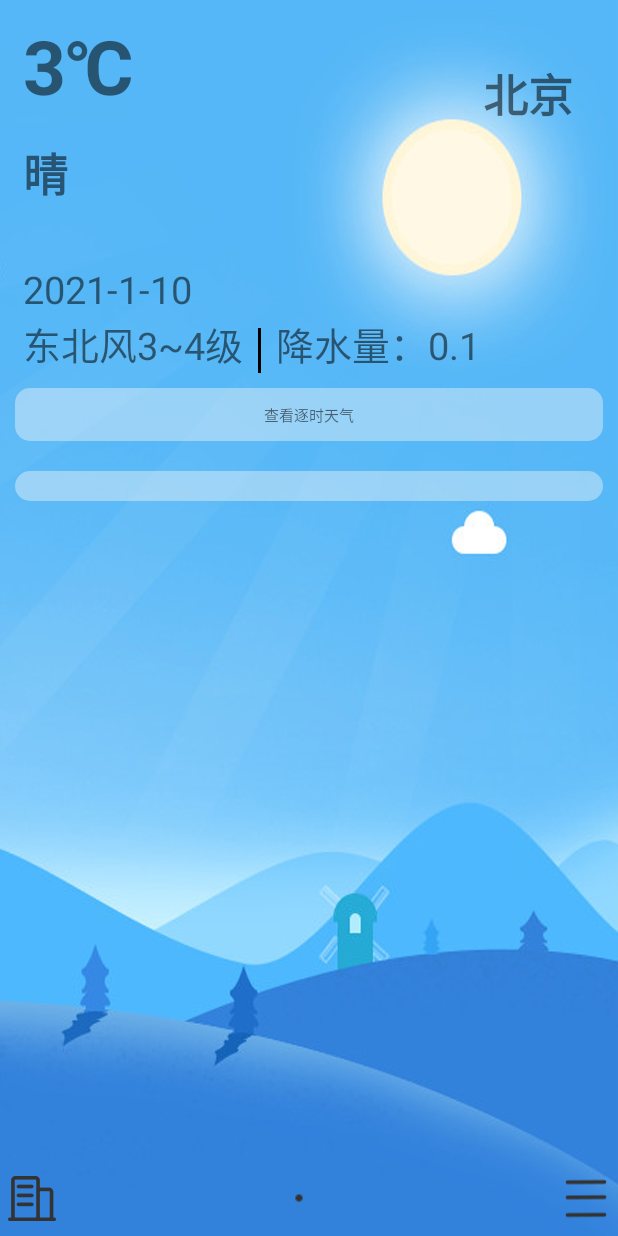
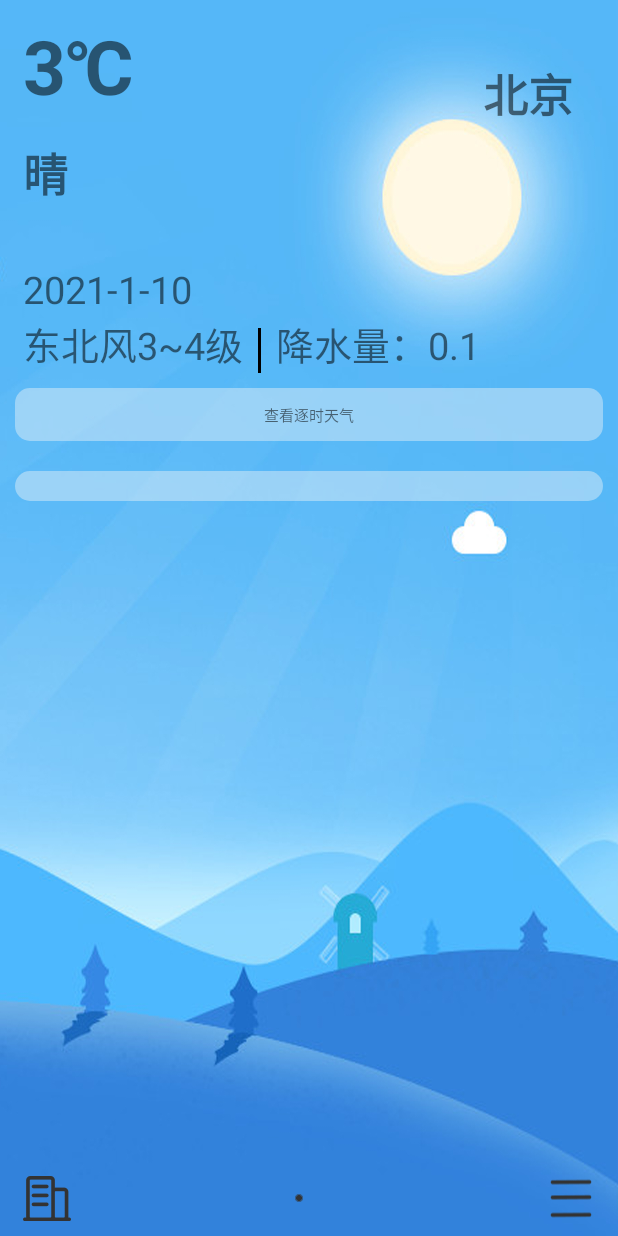
Before and after one commit to xiaokuohai/simple-weather, an Android app: the screen it shows after launch (MainActivity), on a phone screen of 412 x 824 dp. Run offline under Robolectric (Android 15) with nearby library versions, the phone set to English and light mode, and no system bars.

Commit message:
基本完成

```diff
--- a/app/src/main/AndroidManifest.xml
+++ b/app/src/main/AndroidManifest.xml
@@ -7,7 +7,7 @@
     <application
         android:name=".base.MyApplication"
         android:allowBackup="true"
-        android:icon="@mipmap/ic_launcher"
+        android:icon="@mipmap/ic_name"
         android:label="@string/app_name"
         android:roundIcon="@mipmap/ic_launcher_round"
         android:supportsRtl="true"
--- a/app/src/main/java/cn/udday/simpleweather/CityManagerActivity.java
+++ b/app/src/main/java/cn/udday/simpleweather/CityManagerActivity.java
@@ -77,12 +77,12 @@ public class CityManagerActivity extends AppCompatActivity implements View.OnCli
         switch (v.getId()){
             case R.id.city_iv_add:
                 int cityCount = DBManager.getCityCount();
-                //如果城市有4个就不能申请了,多了api申请有限制
-                if (cityCount < 4){
+                //如果城市有8个就不能申请了
+                if (cityCount < 8){
                 Intent intent = new Intent(this,CitySearchActivity.class);
                 startActivity(intent);
                 }else{
-                    Toast.makeText(this,"最多存储4个城市,请删除后再添加",Toast.LENGTH_SHORT).show();
+                    Toast.makeText(this,"最多存储8个城市,请删除后再添加",Toast.LENGTH_SHORT).show();
                 }
             break;
             case R.id.city_iv_delete:
--- a/app/src/main/java/cn/udday/simpleweather/adapter/FragmentForecastAdapter.java
+++ b/app/src/main/java/cn/udday/simpleweather/adapter/FragmentForecastAdapter.java
@@ -137,7 +137,7 @@ public class FragmentForecastAdapter extends RecyclerView.Adapter<FragmentForeca
                 t = R.mipmap.ic_uv;
                 break;
             case "cw":
-                t = R.mipmap.ic_comf;
+                t = R.mipmap.ic_car;
                 break;
             case "air":
                 t = R.mipmap.ic_air;
--- a/app/src/main/res/layout/activity_main.xml
+++ b/app/src/main/res/layout/activity_main.xml
@@ -19,14 +19,14 @@
         android:id="@+id/main_iv_add"
         android:layout_width="wrap_content"
         android:layout_height="match_parent"
-            android:layout_marginLeft="5dp"
+            android:layout_marginLeft="15dp"
         android:src="@mipmap/icon_city"/>
         <ImageView
             android:id="@+id/main_iv_more"
             android:layout_width="wrap_content"
             android:layout_height="match_parent"
             android:src="@mipmap/icon_more"
-            android:layout_marginRight="5dp"
+            android:layout_marginRight="15dp"
             android:layout_alignParentRight="true"/>
         <LinearLayout
             android:id="@+id/main_layout_point"
--- a/app/src/main/res/layout/fragment_weather.xml
+++ b/app/src/main/res/layout/fragment_weather.xml
@@ -106,6 +106,7 @@
             android:id="@+id/frag_forecast_rv"
             android:layout_width="wrap_content"
             android:layout_height="wrap_content"
+            android:layout_gravity="center"
             />
     </LinearLayout>
 
--- a/app/src/main/res/values/strings.xml
+++ b/app/src/main/res/values/strings.xml
@@ -1,5 +1,5 @@
 <resources>
-    <string name="app_name">simpleweather</string>
+    <string name="app_name">简单天气</string>
     <!-- TODO: Remove or change this placeholder text -->
     <string name="hello_blank_fragment">Hello blank fragment</string>
     <string name="fail_city">该城市未收录或者不存在</string>
```
Also changed, not shown: app/src/main/java/cn/udday/simpleweather/WeatherFragment.java (+5 -34 lines), app/src/main/res/mipmap-hdpi/ic_car.png, app/src/main/res/mipmap-hdpi/ic_comf.png, app/src/main/res/mipmap-hdpi/ic_flu.png, app/src/main/res/mipmap-hdpi/ic_launcher.png, app/src/main/res/mipmap-hdpi/ic_name.png (added), app/src/main/res/mipmap-hdpi/ic_trav.png, 1 other file.
